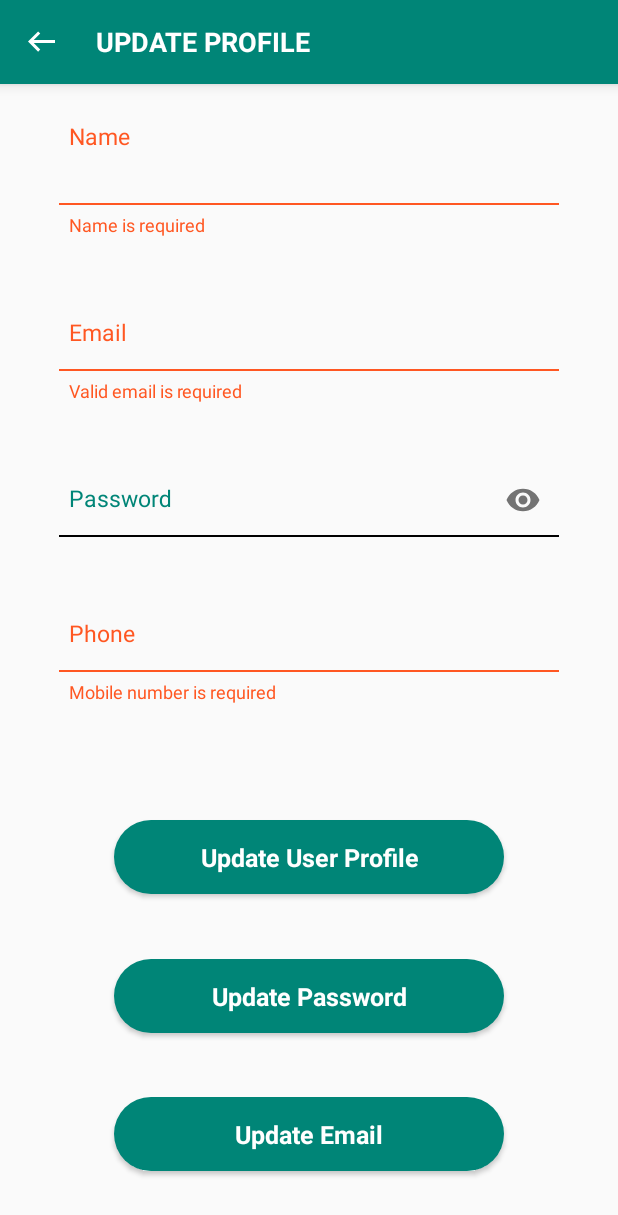
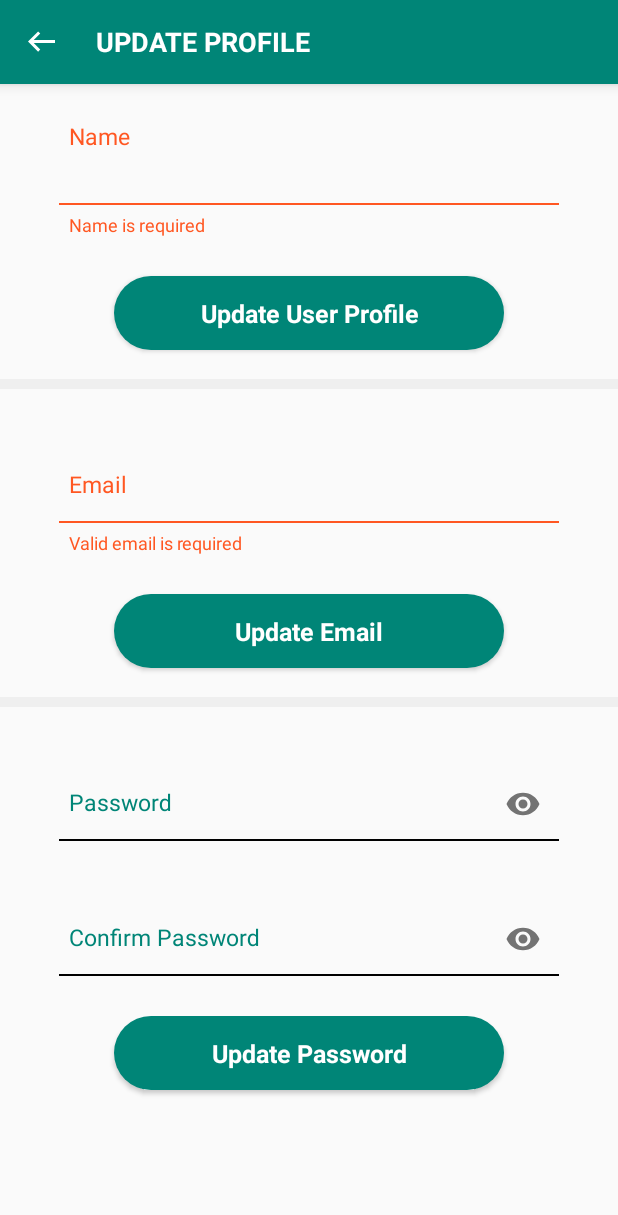
Before and after one commit to munir700/Edit-Profile, an Android app: the EditProfileActivity screen opened directly, with no data from a screen before it, on a phone screen of 412 x 824 dp. Shown: the top 1215 px of the screen. Run offline under Robolectric (Android 15) with nearby library versions, the phone set to English and light mode, and no system bars; our stand-ins replace Dagger/Hilt's generated code, Firebase (no records; nobody signed in at launch, a user with empty details on screens opened directly), Room's generated code, data binding, sdp/ssp sizes; libraries missing offline, so code that uses them is left out: android.graphics.drawable, com.firebase.ui.

Commit message:
Profile update actions and logic implemented

```diff
--- a/app/src/main/java/assignment/cleancode/editprofile/models/validationmodels/EditProfileModel.java
+++ b/app/src/main/java/assignment/cleancode/editprofile/models/validationmodels/EditProfileModel.java
@@ -61,6 +61,7 @@ public class EditProfileModel extends BaseValidationModel implements Parcelable
     public void validate() {
         super.validate();
         validateNameErrorString();
+
 
     }
 
--- a/app/src/main/res/layout/activity_edit_profile.xml
+++ b/app/src/main/res/layout/activity_edit_profile.xml
@@ -41,9 +41,7 @@
                 android:layout_marginTop="@dimen/top_margin"
                 app:error="@{userInfo.nameErrorString}"
                 app:hintTextAppearance="@style/LableTextAppearance"
-                app:layout_constraintBottom_toTopOf="@+id/email_textinput"
                 app:layout_constraintEnd_toEndOf="parent"
-                app:layout_constraintHorizontal_bias="0.95"
                 app:layout_constraintStart_toStartOf="parent"
                 app:layout_constraintTop_toTopOf="parent">
 
@@ -59,9 +57,36 @@
                     android:paddingRight="@dimen/_5sdp"
                     android:paddingBottom="@dimen/_12sdp"
                     android:singleLine="true"
-                    android:text='@{userInfo.name}'
+                    android:text='@={userInfo.name}'
                     android:textSize="@dimen/text_size_12" />
             </com.google.android.material.textfield.TextInputLayout>
+
+
+            <Button
+                android:id="@+id/update_profile_btn"
+                style="@style/RoundedButton"
+                android:layout_marginTop="@dimen/input_layout_top_margin"
+                android:layout_marginBottom="@dimen/_10sdp"
+                android:elevation="@dimen/_2sdp"
+                android:minWidth="@dimen/_200sdp"
+                android:onClick="attemptUpdateProfile"
+                android:paddingLeft="@dimen/_25sdp"
+                android:paddingRight="@dimen/_25sdp"
+                android:text="@string/STR_UPDATE_USER_PROFILE"
+                app:layout_constraintEnd_toEndOf="parent"
+                app:layout_constraintStart_toStartOf="parent"
+                app:layout_constraintTop_toBottomOf="@+id/name_textinput" />
+
+            <View
+                android:id="@+id/profile_view"
+                android:layout_width="match_parent"
+                android:layout_height="@dimen/_5sdp"
+                android:layout_marginTop="@dimen/_15sdp"
+                android:layout_marginBottom="@dimen/_15sdp"
+                android:background="@color/grey_light"
+                app:layout_constraintEnd_toEndOf="parent"
+                app:layout_constraintStart_toStartOf="parent"
+                app:layout_constraintTop_toBottomOf="@+id/update_profile_btn" />
 
             <com.google.android.material.textfield.TextInputLayout
                 android:id="@+id/email_textinput"
@@ -73,7 +98,7 @@
                 app:hintTextAppearance="@style/LableTextAppearance"
                 app:layout_constraintEnd_toEndOf="parent"
                 app:layout_constraintStart_toStartOf="parent"
-                app:layout_constraintTop_toBottomOf="@+id/name_textinput">
+                app:layout_constraintTop_toBottomOf="@+id/profile_view">
 
                 <com.google.android.material.textfield.TextInputEditText
                     android:id="@+id/email_et"
@@ -89,9 +114,38 @@
                     android:paddingRight="@dimen/_5sdp"
                     android:paddingBottom="@dimen/_12sdp"
                     android:singleLine="true"
-                    android:text='@{userInfo.email}'
+                    android:text='@={userInfo.email}'
                     android:textSize="@dimen/text_size_12" />
             </com.google.android.material.textfield.TextInputLayout>
+
+
+            <Button
+                android:id="@+id/update_email_btn"
+                style="@style/RoundedButton"
+                android:layout_marginTop="@dimen/input_layout_top_margin"
+                android:layout_marginBottom="@dimen/_30sdp"
+                android:elevation="@dimen/_2sdp"
+                android:minWidth="@dimen/_200sdp"
+                android:onClick="attemptUpdateEmail"
+                android:paddingLeft="@dimen/_25sdp"
+                android:paddingRight="@dimen/_25sdp"
+                android:text="@string/STR_UPDATE_EMAIL"
+                app:layout_constraintEnd_toEndOf="parent"
+                app:layout_constraintStart_toStartOf="parent"
+                app:layout_constraintTop_toBottomOf="@+id/email_textinput" />
+
+
+            <View
+                android:id="@+id/email_view"
+                android:layout_width="match_parent"
+                android:layout_height="@dimen/_5sdp"
+                android:layout_marginTop="@dimen/_15sdp"
+                android:layout_marginBottom="@dimen/_15sdp"
+                android:background="@color/grey_light"
+                app:layout_constraintEnd_toEndOf="parent"
+                app:layout_constraintStart_toStartOf="parent"
+                app:layout_constraintTop_toBottomOf="@+id/update_email_btn" />
+
 
             <com.google.android.material.textfield.TextInputLayout
                 android:id="@+id/password_textinput"
@@ -103,7 +157,7 @@
                 app:hintTextAppearance="@style/LableTextAppearance"
                 app:layout_constraintEnd_toEndOf="parent"
                 app:layout_constraintStart_toStartOf="parent"
-                app:layout_constraintTop_toBottomOf="@+id/email_textinput"
+                app:layout_constraintTop_toBottomOf="@+id/email_view"
                 app:passwordToggleEnabled="true">
 
                 <com.google.android.material.textfield.TextInputEditText
@@ -112,61 +166,46 @@
                     android:layout_height="wrap_content"
                     android:background="@drawable/edt_bg_selector"
                     android:hint="@string/STR_PASS_HINT"
+                    android:imeOptions="actionNext"
                     android:inputType="textPassword"
                     android:minHeight="@dimen/_30sdp"
                     android:paddingLeft="@dimen/_5sdp"
                     android:paddingTop="@dimen/edit_text_top_padding"
                     android:paddingRight="@dimen/_5sdp"
                     android:paddingBottom="@dimen/_12sdp"
-                    android:text='@{userInfo.password}'
+                    android:text='@={userInfo.password}'
                     android:textSize="@dimen/text_size_12" />
             </com.google.android.material.textfield.TextInputLayout>
 
-
             <com.google.android.material.textfield.TextInputLayout
-                android:id="@+id/phone_textinput"
+                android:id="@+id/confirm_password_textinput"
                 style="@style/TextInputLayout"
                 android:layout_width="0dp"
                 android:layout_height="wrap_content"
                 android:layout_marginTop="@dimen/input_layout_top_margin"
-                app:error="@{userInfo.phoneNumberErrorString}"
+                app:error="@{userInfo.confirmPasswordErrorString}"
                 app:hintTextAppearance="@style/LableTextAppearance"
                 app:layout_constraintEnd_toEndOf="parent"
                 app:layout_constraintStart_toStartOf="parent"
-                app:layout_constraintTop_toBottomOf="@+id/password_textinput">
+                app:layout_constraintTop_toBottomOf="@+id/password_textinput"
+                app:passwordToggleEnabled="true">
 
                 <com.google.android.material.textfield.TextInputEditText
-                    android:id="@+id/phone_et"
+                    android:id="@+id/confirm_password_et"
                     android:layout_width="match_parent"
                     android:layout_height="wrap_content"
                     android:background="@drawable/edt_bg_selector"
-                    android:hint="@string/STR_PHONE_HINT_REGISTER"
-                    android:inputType="phone"
+                    android:hint="@string/STR_CONFIRM_PASS_HINT"
+                    android:inputType="textPassword"
                     android:minHeight="@dimen/_30sdp"
                     android:paddingLeft="@dimen/_5sdp"
                     android:paddingTop="@dimen/edit_text_top_padding"
                     android:paddingRight="@dimen/_5sdp"
                     android:paddingBottom="@dimen/_12sdp"
-                    android:singleLine="true"
-                    android:text='@{userInfo.phoneNumber}'
+                    android:text='@={userInfo.confirmPassword}'
                     android:textSize="@dimen/text_size_12" />
             </com.google.android.material.textfield.TextInputLayout>
 
-            <Button
-                android:id="@+id/update_profile_btn"
-                style="@style/RoundedButton"
-                android:layout_marginTop="@dimen/input_layout_top_margin"
-                android:layout_marginBottom="@dimen/_10sdp"
-                android:elevation="@dimen/_2sdp"
-                android:minWidth="@dimen/_200sdp"
-                android:onClick="attemptUpdateProfile"
-                android:paddingLeft="@dimen/_25sdp"
-                android:paddingRight="@dimen/_25sdp"
-                android:text="@string/STR_UPDATE_USER_PROFILE"
-                app:layout_constraintBottom_toTopOf="@+id/update_password_btn"
-                app:layout_constraintEnd_toEndOf="parent"
-                app:layout_constraintStart_toStartOf="parent"
-                app:layout_constraintTop_toBottomOf="@+id/guidelinebottom" />
 
             <Button
                 android:id="@+id/update_password_btn"
@@ -179,34 +218,10 @@
                 android:paddingLeft="@dimen/_25sdp"
                 android:paddingRight="@dimen/_25sdp"
                 android:text="@string/STR_UPDATE_PASSWORD"
-                app:layout_constraintBottom_toTopOf="@+id/update_email_btn"
                 app:layout_constraintEnd_toEndOf="parent"
                 app:layout_constraintStart_toStartOf="parent"
-                app:layout_constraintTop_toBottomOf="@+id/update_profile_btn" />
+                app:layout_constraintTop_toBottomOf="@+id/confirm_password_textinput" />
 
-            <Button
-                android:id="@+id/update_email_btn"
-                style="@style/RoundedButton"
-                android:layout_marginTop="@dimen/input_layout_top_margin"
-                android:layout_marginBottom="@dimen/_30sdp"
-                android:elevation="@dimen/_2sdp"
-                android:minWidth="@dimen/_200sdp"
-                android:onClick="attemptUpdateEmail"
-                android:paddingLeft="@dimen/_25sdp"
-                android:paddingRight="@dimen/_25sdp"
-                android:text="@string/STR_UPDATE_EMAIL"
-                app:layout_constraintBottom_toBottomOf="parent"
-                app:layout_constraintEnd_toEndOf="parent"
-                app:layout_constraintStart_toStartOf="parent"
-                app:layout_constraintTop_toBottomOf="@+id/update_password_btn" />
-
-
-            <androidx.constraintlayout.widget.Guideline
-                android:id="@+id/guidelinebottom"
-                android:layout_width="wrap_content"
-                android:layout_height="wrap_content"
-                android:orientation="horizontal"
-                app:layout_constraintGuide_percent=".6" />
 
             <include
                 layout="@layout/progressbar"
--- a/app/src/main/res/values/colors.xml
+++ b/app/src/main/res/values/colors.xml
@@ -6,6 +6,7 @@
 
     <color name="white">#ffffff</color>
     <color name="grey">#6d6e71</color>
+    <color name="grey_light">#EFEFEF</color>
     <color name="light_green">#E627B16D</color>
     <color name="google_bg_color">#DD4B39</color>
 
--- a/app/src/main/res/values/strings.xml
+++ b/app/src/main/res/values/strings.xml
@@ -20,6 +20,7 @@
     <string name="STR_MOBILE_HINT_REGISTER">Mobile</string>
     <string name="STR_PHONE_HINT_REGISTER">Phone</string>
     <string name="STR_PASS_HINT">Password</string>
+    <string name="STR_CONFIRM_PASS_HINT">Confirm Password</string>
     <string name="STR_USER_LOGIN">User Login Options</string>
 
     <string name="STR_SIGNIN">Sign In </string>
@@ -30,4 +31,11 @@
     <string name="STR_UPDATE_EMAIL">Update Email</string>
 
     <string name="STR_UPDATE_PROFILE">UPDATE PROFILE</string>
+
+
+    <string name="STR_UPDATE_USER_PROFILE_SUCCESS">User Profile update successfully</string>
+    <string name="STR_UPDATE_USER_PASSWORD_SUCCESS">User Password update successfully</string>
+    <string name="STR_UPDATE_USER_EMAIL_SUCCESS">User Email update successfully</string>
+
+
 </resources>
```
Also changed, not shown: app/src/main/java/assignment/cleancode/editprofile/managers/GoogleManager.java (+38 -16 lines), app/src/main/java/assignment/cleancode/editprofile/viewmodels/EditProfileViewModel.java (+7 -0 lines), app/src/main/java/assignment/cleancode/editprofile/views/EditProfileActivity.java (+22 -13 lines).
